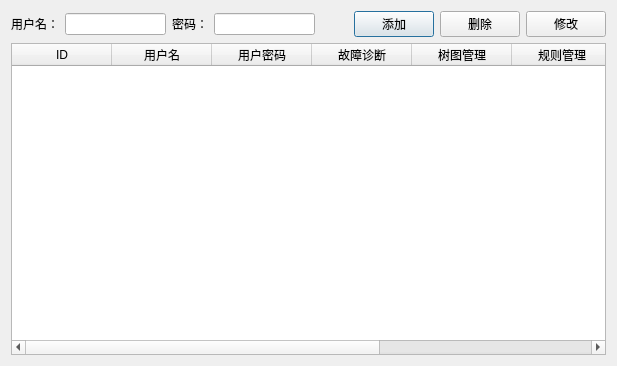
Before: the Qt Designer form accountdialog.ui in EGeeks/faultree, drawn with Qt 5.
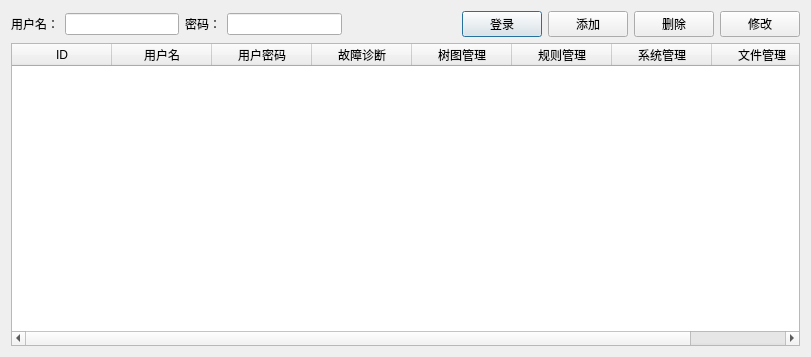
After: the same form once the commit is applied.

Diff of the .ui file:
```diff
--- a/accountdialog.ui
+++ b/accountdialog.ui
@@ -9,8 +9,8 @@
    <rect>
     <x>0</x>
     <y>0</y>
-    <width>617</width>
-    <height>366</height>
+    <width>811</width>
+    <height>357</height>
    </rect>
   </property>
   <property name="windowTitle">
@@ -53,7 +53,14 @@
       </spacer>
      </item>
      <item>
-      <widget class="QPushButton" name="pushButton">
+      <widget class="QPushButton" name="pushButton_login">
+       <property name="text">
+        <string>登录</string>
+       </property>
+      </widget>
+     </item>
+     <item>
+      <widget class="QPushButton" name="pushButton_add">
        <property name="text">
         <string>添加</string>
        </property>
```
Left out of the diff: 17 changed lines with no effect on the pictures.
